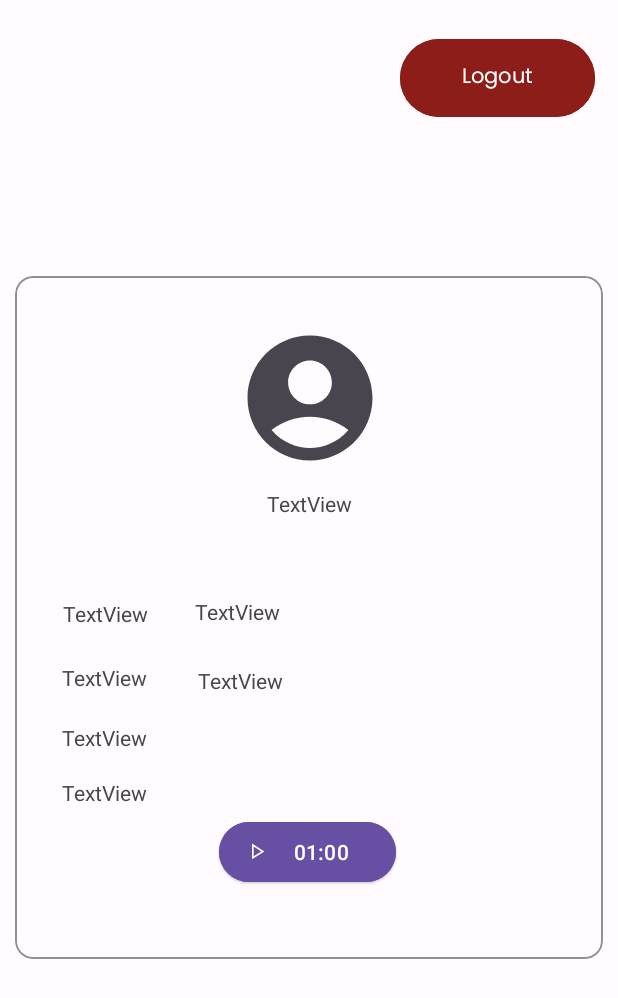
After one commit to C23-PS376/SpeakSure_MobileApps, an Android app: the layout activity_profile.xml on its own in the app's theme, with its tools: preview values and no code run, on a phone screen of 412 x 824 dp. The commit adds this screen. Shown: the top 998 px of the screen. Run offline under Robolectric (Android 15) with nearby library versions, the phone set to English and light mode, and no system bars.

Commit message:
update ui profile

```diff
--- a/app/build.gradle
+++ b/app/build.gradle
@@ -46,7 +46,7 @@ dependencies {
     androidTestImplementation 'androidx.test.ext:junit:1.1.1'
     androidTestImplementation 'androidx.test.espresso:espresso-core:3.1.0'
 
-    implementation 'com.google.android.material:material:1.5.0-alpha04'
+    implementation 'com.google.android.material:material:1.7.0'
     implementation "androidx.compose.material3:material3:1.10.0-alpha03"
 //    implementation 'com.google.android.material:material:1.8.0'
 
--- a/app/src/main/AndroidManifest.xml
+++ b/app/src/main/AndroidManifest.xml
@@ -15,6 +15,9 @@
         android:supportsRtl="true"
         android:theme="@style/Theme.SpeakSure_Capstone"
         tools:targetApi="31">
+        <activity
+            android:name=".ProfileActivity"
+            android:exported="false" />
         <activity
             android:name=".login.LoginActivity"
             android:exported="false" />
--- a/app/src/main/res/drawable/ic_baseline_account_circle_24.xml
+++ b/app/src/main/res/drawable/ic_baseline_account_circle_24.xml
@@ -1,4 +1,4 @@
-<vector android:height="24dp" android:tint="#000000"
+<vector android:height="24dp" android:tint="@color/md_theme_light_onSurfaceVariant"
     android:viewportHeight="24" android:viewportWidth="24"
     android:width="24dp" xmlns:android="http://schemas.android.com/apk/res/android">
     <path android:fillColor="@android:color/white" android:pathData="M12,2C6.48,2 2,6.48 2,12s4.48,10 10,10s10,-4.48 10,-10S17.52,2 12,2zM12,6c1.93,0 3.5,1.57 3.5,3.5S13.93,13 12,13s-3.5,-1.57 -3.5,-3.5S10.07,6 12,6zM12,20c-2.03,0 -4.43,-0.82 -6.14,-2.88C7.55,15.8 9.68,15 12,15s4.45,0.8 6.14,2.12C16.43,19.18 14.03,20 12,20z"/>
--- /dev/null
+++ b/app/src/main/res/layout/activity_profile.xml
@@ -0,0 +1,138 @@
+<?xml version="1.0" encoding="utf-8"?>
+<RelativeLayout xmlns:android="http://schemas.android.com/apk/res/android"
+    xmlns:app="http://schemas.android.com/apk/res-auto"
+    xmlns:tools="http://schemas.android.com/tools"
+    android:layout_width="match_parent"
+    android:layout_height="match_parent"
+    android:backgroundTint="@color/seed"
+    tools:context=".profile.ProfileActivity">
+
+    <Button
+        android:layout_width="130dp"
+        android:layout_height="60dp"
+        android:layout_alignParentTop="true"
+        android:layout_alignParentEnd="true"
+        android:layout_marginTop="22dp"
+        android:layout_marginEnd="15dp"
+        android:backgroundTint="@color/md_theme_dark_errorContainer"
+        android:fontFamily="@font/poppins"
+        android:text="@string/logout" />
+
+
+    <com.google.android.material.card.MaterialCardView
+        android:id="@+id/card"
+        android:layout_width="403dp"
+        android:layout_height="455dp"
+        android:layout_centerInParent="true"
+        android:layout_gravity="center"
+        android:layout_marginStart="10dp"
+        android:layout_marginEnd="10dp"
+        android:layout_marginBottom="8dp"
+        app:strokeColor="@color/md_theme_dark_outline">
+
+        <RelativeLayout
+            android:layout_width="match_parent"
+            android:layout_height="match_parent"
+            android:layout_alignParentEnd="true"
+            android:layout_alignParentBottom="true"
+            android:layout_marginEnd="0dp"
+            android:layout_marginBottom="0dp">
+
+            <ImageView
+                android:layout_width="100dp"
+                android:layout_height="100dp"
+                android:layout_alignParentTop="true"
+                android:layout_alignParentEnd="true"
+                android:layout_marginTop="31dp"
+                android:layout_marginEnd="145dp"
+                android:src="@drawable/ic_baseline_account_circle_24" />
+
+            <TextView
+                android:id="@+id/textView"
+                android:layout_width="wrap_content"
+                android:layout_height="wrap_content"
+                android:layout_alignParentTop="true"
+                android:layout_alignParentEnd="true"
+                android:layout_marginTop="142dp"
+                android:layout_marginEnd="167dp"
+                android:text="TextView" />
+
+            <Button
+                android:id="@+id/btn_play_thread"
+                style="@style/Widget.Material3.Button.ElevatedButton.Icon"
+                android:layout_width="118dp"
+                android:layout_height="wrap_content"
+                android:layout_alignParentEnd="true"
+                android:layout_alignParentBottom="true"
+                android:layout_marginStart="15dp"
+                android:layout_marginEnd="138dp"
+                android:layout_marginBottom="47dp"
+                android:backgroundTint="@color/seed"
+                android:text="@string/duration"
+                android:textColor="@color/md_theme_light_onPrimary"
+                app:icon="@drawable/ic_play_arrow_fill0_wght400_grad0_opsz48"
+                app:iconTint="@color/md_theme_light_onPrimary" />
+
+            <TextView
+                android:id="@+id/textView4"
+                android:layout_width="wrap_content"
+                android:layout_height="wrap_content"
+                android:layout_alignParentStart="true"
+                android:layout_alignParentBottom="true"
+                android:layout_marginStart="31dp"
+                android:layout_marginBottom="178dp"
+                android:text="TextView" />
+
+            <TextView
+                android:id="@+id/textView5"
+                android:layout_width="wrap_content"
+                android:layout_height="wrap_content"
+                android:layout_alignParentStart="true"
+                android:layout_alignParentBottom="true"
+                android:layout_marginStart="31dp"
+                android:layout_marginBottom="138dp"
+                android:text="TextView" />
+
+            <TextView
+                android:id="@+id/textView6"
+                android:layout_width="wrap_content"
+                android:layout_height="wrap_content"
+                android:layout_alignParentStart="true"
+                android:layout_alignParentBottom="true"
+                android:layout_marginStart="122dp"
+                android:layout_marginBottom="176dp"
+                android:text="TextView" />
+
+            <TextView
+                android:id="@+id/textView7"
+                android:layout_width="wrap_content"
+                android:layout_height="wrap_content"
+                android:layout_alignParentStart="true"
+                android:layout_alignParentBottom="true"
+                android:layout_marginStart="31dp"
+                android:layout_marginBottom="101dp"
+                android:text="TextView" />
+        </RelativeLayout>
+
+        <TextView
+            android:id="@+id/textView2"
+            android:layout_width="wrap_content"
+            android:layout_height="wrap_content"
+            android:layout_alignParentStart="true"
+            android:layout_alignParentTop="true"
+            android:layout_marginStart="32dp"
+            android:layout_marginTop="215dp"
+            android:text="TextView" />
+
+        <TextView
+            android:id="@+id/textView3"
+            android:layout_width="wrap_content"
+            android:layout_height="wrap_content"
+            android:layout_alignParentStart="true"
+            android:layout_alignParentTop="true"
+            android:layout_marginStart="120dp"
+            android:layout_marginTop="214dp"
+            android:text="TextView" />
+
+    </com.google.android.material.card.MaterialCardView>
+</RelativeLayout>
--- a/app/src/main/res/values/strings.xml
+++ b/app/src/main/res/values/strings.xml
@@ -24,4 +24,5 @@
     <string name="anime">Anime</string>
     <string name="k_pop">K-Pop</string>
     <string name="sport">Sport</string>
+    <string name="logout">Logout</string>
 </resources>
```
Also changed, not shown: app/src/main/java/com/example/speaksure_capstone/profile/ProfileActivity.kt (added, +11 -0 lines), app/src/main/res/drawable/ic_search_fill0_wght400_grad0_opsz48.xml (added, +9 -0 lines), app/src/main/res/drawable/search_bar.xml (added, +23 -0 lines), app/src/main/res/layout/activity_homepage.xml (+23 -26 lines).
